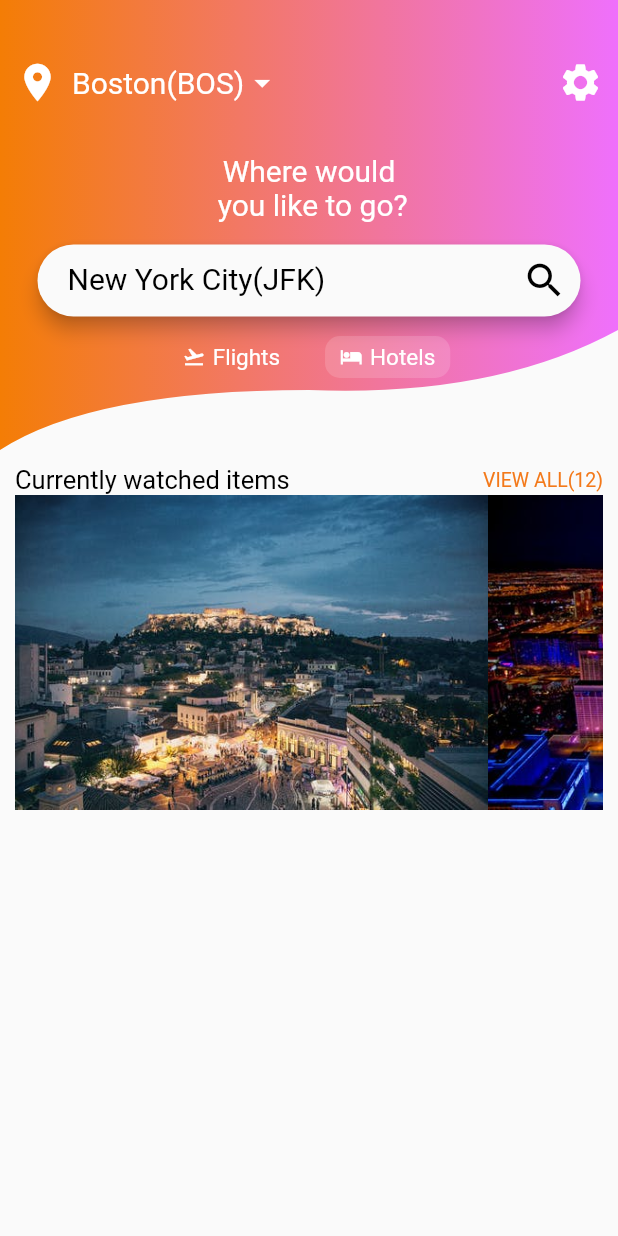
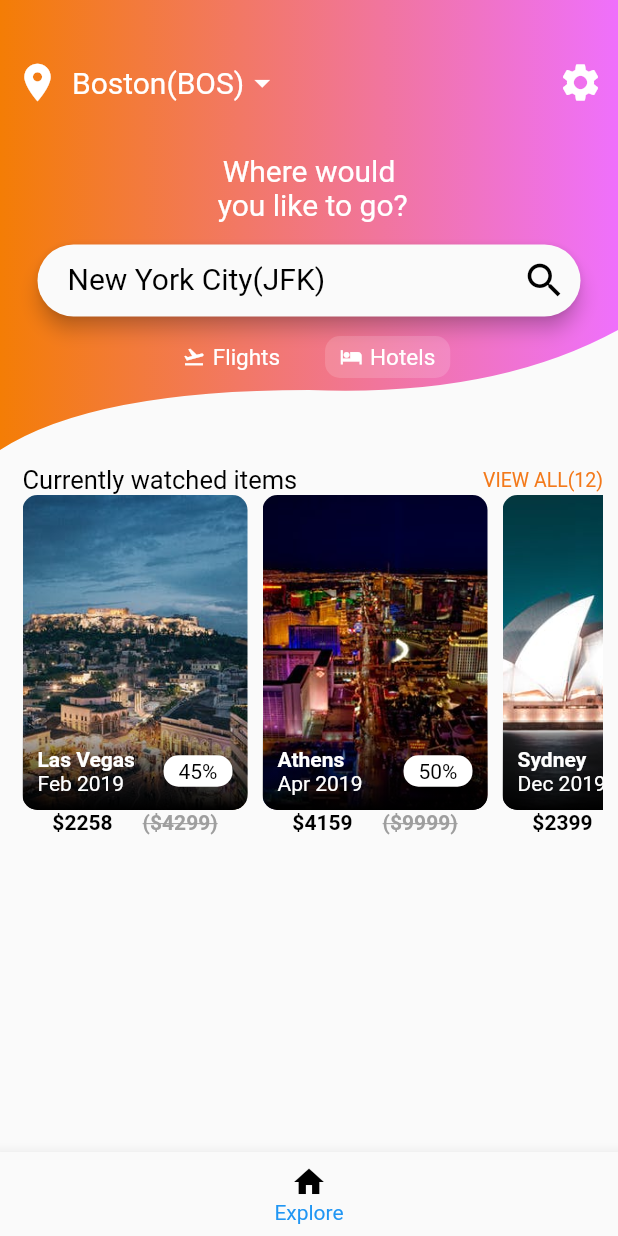
Before and after one commit to csj110/flutter_app_new, a Flutter app: the screen it shows after launch, on a phone screen of 412 x 824 dp. Run offline on Flutter 3.47's test engine with Material 2 defaults, Android fonts, the phone set to English and light mode, and no system bars; Roboto replaces fonts that are missing (oxygen).

Commit message:
add home bottom part

```diff
--- /dev/null
+++ b/lib/customTapbar.dart
@@ -0,0 +1,30 @@
+import 'package:flutter/material.dart';
+
+class CustomTapBar extends StatelessWidget {
+  // List<BottomNavigationBarItem> bottomBarItems = [];
+  // CustomTapBar() {
+  //   bottomBarItems = [
+  //     BottomNavigationBarItem(
+  //         icon: Icon(
+  //           Icons.home,
+  //           color: Colors.black,
+  //         ),
+  //         title: Text('Explore', style: TextStyle(color: Colors.black))),
+  //   ];
+  // }
+
+  @override
+  Widget build(BuildContext context) {
+    return BottomNavigationBar(
+      items: [
+      BottomNavigationBarItem(
+          icon: Icon(
+            Icons.home,
+            color: Colors.black,
+          ),
+          title: Text('Explore', style: TextStyle(color: Colors.black))),
+    ],
+      type: BottomNavigationBarType.fixed,
+    );
+  }
+}
--- a/lib/main.dart
+++ b/lib/main.dart
@@ -1,5 +1,7 @@
 import 'package:flutter/material.dart';
-// import 'package:flutter/rendering.dart';
+import 'package:flutter/rendering.dart';
+
+import 'customTapbar.dart';
 
 void main() => runApp(MyApp());
 
@@ -21,7 +23,9 @@ class HomeScreen extends StatelessWidget {
     return Scaffold(
       body: Column(
         children: <Widget>[HomeScreenTopContainer(), homeScreenBottom],
-    ));
+      ),
+      bottomNavigationBar: CustomTapBar(),
+    );
   }
 }
 
@@ -258,9 +262,12 @@ var homeScreenBottom = Container(
       Row(
         mainAxisSize: MainAxisSize.max,
         children: <Widget>[
-          Text(
+          Padding(
+            padding: EdgeInsets.symmetric(horizontal: 5),
+            child: Text(
               'Currently watched items',
               style: TextStyle(color: Colors.black, fontSize: 17),
+            ),
           ),
           Spacer(),
           Text(
@@ -270,7 +277,7 @@ var homeScreenBottom = Container(
         ],
       ),
       Container(
-        height: 210,
+        height: 230,
         child: ListView(
           scrollDirection: Axis.horizontal,
           children: cityCard,
@@ -280,21 +287,112 @@ var homeScreenBottom = Container(
   ),
 );
 
-List<CityCard> cityCard=[
-  CityCard('assets/images/1.jpeg', 'Las Vegas', 'Feb 2019', '45', '4299', '2258'),
-  CityCard('assets/images/2.jpeg', 'Athens', 'Apr 2019', '50', '9999', '4159'),
-  CityCard('assets/images/3.jpeg', 'Sydney', 'Dec 2019', '40', '5999', '2399'),
+List<CityCard> cityCard = [
+  CityCard('assets/images/1.jpeg', 'Las Vegas', 'Feb 2019', '45', 4299, 2258),
+  CityCard('assets/images/2.jpeg', 'Athens', 'Apr 2019', '50', 9999, 4159),
+  CityCard('assets/images/3.jpeg', 'Sydney', 'Dec 2019', '40', 5999, 2399),
 ];
 
 class CityCard extends StatelessWidget {
-  final String imagePath,cityName,mothYear,discount,oldPrice,newPrice;
-  CityCard(this.imagePath,this.cityName,this.mothYear,this.discount,this.oldPrice,this.newPrice);
+  final String imagePath, cityName, mothYear, discount;
+  final int oldPrice, newPrice;
+  CityCard(this.imagePath, this.cityName, this.mothYear, this.discount,
+      this.oldPrice, this.newPrice);
   @override
   Widget build(BuildContext context) {
-    return Stack(
+    return Padding(
+      padding: const EdgeInsets.symmetric(horizontal: 5.0),
+      child: Column(
         children: <Widget>[
-        Container(child: Image.asset(imagePath),)
+          ClipRRect(
+            borderRadius: BorderRadius.all(Radius.circular(10.0)),
+            child: Stack(
+              children: <Widget>[
+                Container(
+                  height: 210,
+                  width: 150,
+                  child: Image.asset(
+                    imagePath,
+                    fit: BoxFit.cover,
+                  ),
+                ),
+                Positioned(
+                  left: 0,
+                  bottom: 0,
+                  width: 160,
+                  height: 60,
+                  child: Container(
+                    decoration: BoxDecoration(
+                        gradient: LinearGradient(
+                            begin: Alignment.bottomCenter,
+                            end: Alignment.topCenter,
+                            colors: [
+                          Colors.black,
+                          Colors.black.withOpacity(0.1)
+                        ])),
+                  ),
+                ),
+                Positioned(
+                  left: 10,
+                  bottom: 10,
+                  right: 10,
+                  child: Row(
+                    mainAxisSize: MainAxisSize.max,
+                    mainAxisAlignment: MainAxisAlignment.spaceBetween,
+                    children: <Widget>[
+                      Column(
+                        crossAxisAlignment: CrossAxisAlignment.start,
+                        children: <Widget>[
+                          Text(
+                            cityName,
+                            style: TextStyle(
+                                fontWeight: FontWeight.bold,
+                                color: Colors.white),
+                          ),
+                          Text(
+                            mothYear,
+                            style: TextStyle(
+                                fontWeight: FontWeight.normal,
+                                color: Colors.white),
+                          )
                         ],
+                      ),
+                      Container(
+                        padding:
+                            EdgeInsets.symmetric(horizontal: 10, vertical: 2.5),
+                        decoration: BoxDecoration(
+                            color: Colors.white,
+                            shape: BoxShape.rectangle,
+                            borderRadius:
+                                BorderRadius.all(Radius.circular(10))),
+                        child: Text(
+                          "$discount%",
+                          style: TextStyle(fontSize: 14, color: Colors.black),
+                        ),
+                      )
+                    ],
+                  ),
+                )
+              ],
+            ),
+          ),
+          Row(
+            children: <Widget>[
+              Text("\$$newPrice",
+                  style: TextStyle(
+                      color: Colors.black, fontWeight: FontWeight.bold)),
+              SizedBox(
+                width: 20,
+              ),
+              Text("(\$$oldPrice)",
+                  style: TextStyle(
+                      color: Colors.grey,
+                      fontWeight: FontWeight.bold,
+                      decoration: TextDecoration.lineThrough))
+            ],
+          )
+        ],
+      ),
     );
   }
 }
```
Also changed, not shown: lib/homeScreenBottom.dart (deleted). Lines whose indentation alone changed are shown as unchanged.
